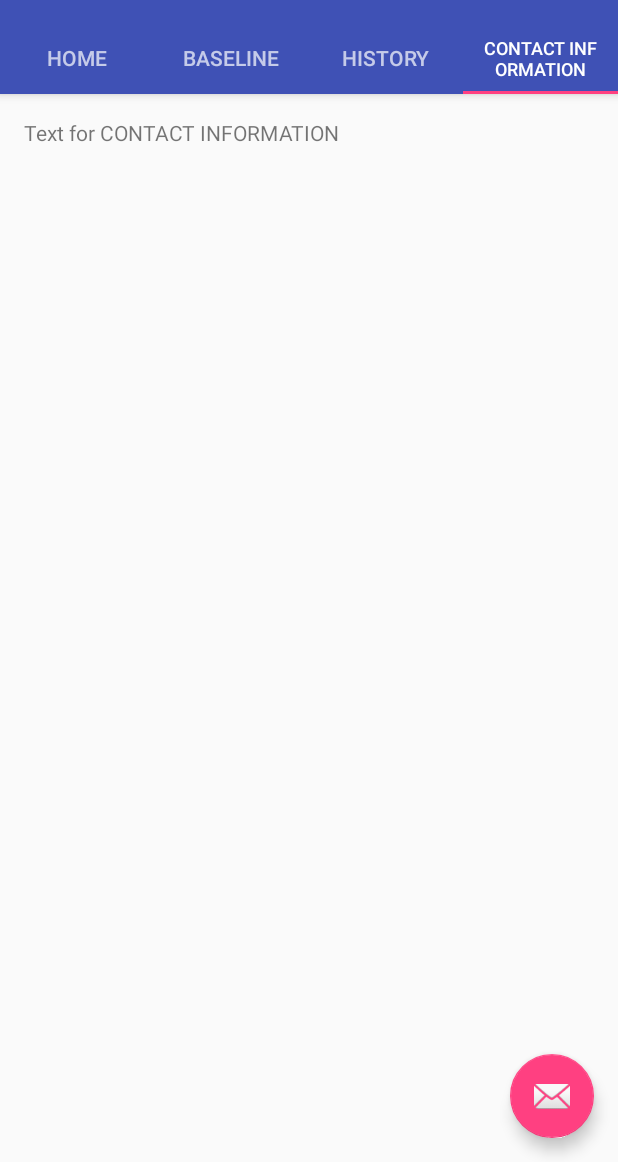
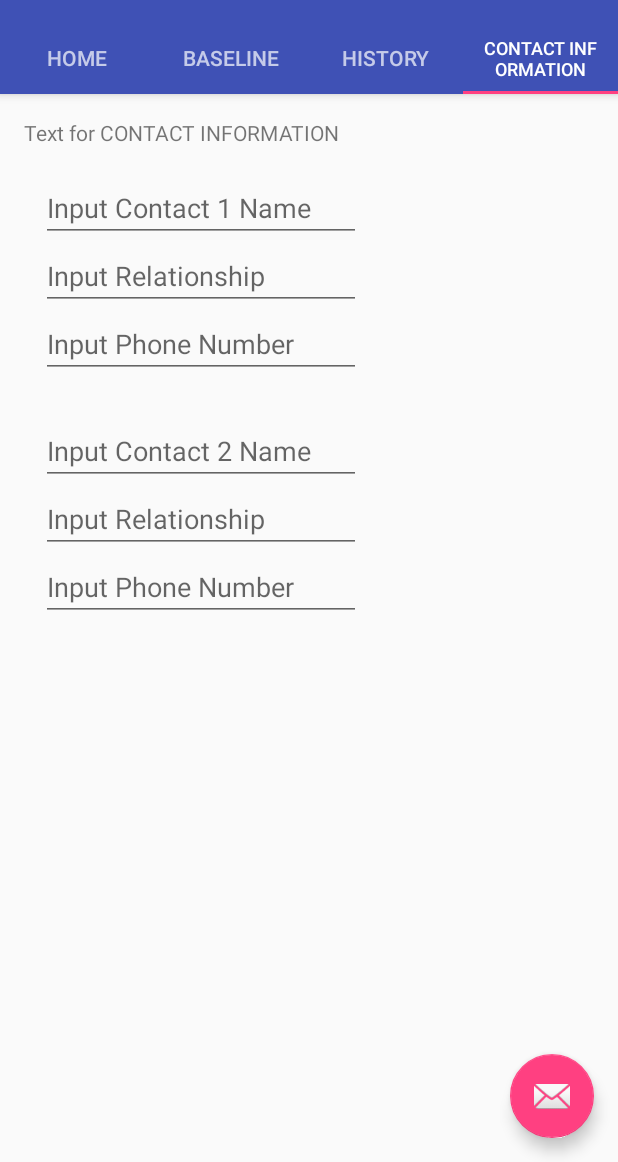
Before and after one commit to liyy3/capstone, an Android app: the screen it shows after launch (MainActivity), tab 4 chosen, on a phone screen of 412 x 824 dp, the part 74-1236 px from its top. Run offline under Robolectric (Android 15) with nearby library versions, the phone set to English and light mode, and no system bars.

Commit message:
Added Contact input for user on Contact Info tab and text change on Home tab (Jan 09, 2017)

```diff
--- a/app/src/main/res/layout/tab1contents.xml
+++ b/app/src/main/res/layout/tab1contents.xml
@@ -9,10 +9,10 @@
     tools:context="a40i6_capstone.tabs.MainActivity$PlaceholderFragment">
 
     <TextView
-        android:id="@+id/section_label"
+        android:id="@+id/Home_text"
         android:layout_width="wrap_content"
         android:layout_height="wrap_content"
-        android:text="Text for HOME Test for new branch created Grace"/>
+        android:text="Text for HOME"/>
 
     <Button
         android:text="Start"
--- a/app/src/main/res/layout/tab2contents.xml
+++ b/app/src/main/res/layout/tab2contents.xml
@@ -12,6 +12,6 @@
         android:id="@+id/section_label"
         android:layout_width="wrap_content"
         android:layout_height="wrap_content"
-        android:text="Text for HISTORY"/>
+        android:text="Text for BASELINE"/>
 
 </RelativeLayout>
--- a/app/src/main/res/layout/tab3contents.xml
+++ b/app/src/main/res/layout/tab3contents.xml
@@ -12,6 +12,6 @@
         android:id="@+id/section_label"
         android:layout_width="wrap_content"
         android:layout_height="wrap_content"
-        android:text="Text for BASELINE"/>
+        android:text="Text for HISTORY"/>
 
 </RelativeLayout>
--- a/app/src/main/res/layout/tab4contents.xml
+++ b/app/src/main/res/layout/tab4contents.xml
@@ -1,7 +1,12 @@
-<RelativeLayout xmlns:android="http://schemas.android.com/apk/res/android"
+<ScrollView
+    xmlns:android="http://schemas.android.com/apk/res/android"
+    android:layout_width="fill_parent"
+    android:layout_height="fill_parent"
+    android:fillViewport="true">
+    <RelativeLayout
         xmlns:tools="http://schemas.android.com/tools"
         android:layout_width="match_parent"
-    android:layout_height="match_parent"
+        android:layout_height="wrap_content"
         android:paddingBottom="@dimen/activity_vertical_margin"
         android:paddingLeft="@dimen/activity_horizontal_margin"
         android:paddingRight="@dimen/activity_horizontal_margin"
@@ -14,4 +19,89 @@
             android:layout_height="wrap_content"
             android:text="Text for CONTACT INFORMATION"/>
 
+        <EditText
+            android:layout_width="wrap_content"
+            android:layout_height="wrap_content"
+            android:inputType="textCapSentences"
+            android:text=""
+            android:hint="Input Contact 1 Name "
+            android:ems="10"
+            android:layout_marginLeft="11dp"
+            android:layout_marginStart="11dp"
+            android:layout_marginTop="18dp"
+            android:layout_weight="1"
+            android:id="@+id/Name1"
+            android:imeOptions="actionNext"
+            android:layout_below="@+id/section_label"
+            android:layout_alignParentLeft="true"
+            android:layout_alignParentStart="true" />
+
+
+        <EditText
+            android:layout_width="wrap_content"
+            android:layout_height="wrap_content"
+            android:inputType="textCapSentences"
+            android:text=""
+            android:hint="Input Relationship"
+            android:ems="10"
+            android:layout_weight="1"
+            android:id="@+id/Relationship1"
+            android:imeOptions="actionNext"
+            android:layout_below="@+id/Name1"
+            android:layout_alignLeft="@+id/Name1"
+            android:layout_alignStart="@+id/Name1" />
+
+        <EditText
+            android:layout_width="wrap_content"
+            android:layout_height="wrap_content"
+            android:inputType="phone"
+            android:hint="Input Phone Number"
+            android:ems="10"
+            android:layout_weight="1"
+            android:id="@+id/Number1"
+            android:layout_below="@+id/Relationship1"
+            android:layout_alignLeft="@+id/Relationship1"
+            android:layout_alignStart="@+id/Relationship1" />
+
+        <EditText
+            android:layout_width="wrap_content"
+            android:layout_height="wrap_content"
+            android:inputType="textCapSentences"
+            android:text=""
+            android:hint="Input Contact 2 Name"
+            android:ems="10"
+            android:id="@+id/Name2"
+            android:imeOptions="actionNext"
+            android:layout_below="@+id/Number1"
+            android:layout_alignLeft="@+id/Number1"
+            android:layout_alignStart="@+id/Number1"
+            android:layout_marginTop="26dp" />
+
+        <EditText
+            android:layout_width="wrap_content"
+            android:layout_height="wrap_content"
+            android:inputType="textPersonName"
+            android:text=""
+            android:hint="Input Relationship"
+            android:ems="10"
+            android:id="@+id/Relationship2"
+            android:imeOptions="actionNext"
+            android:layout_below="@+id/Name2"
+            android:layout_alignLeft="@+id/Name2"
+            android:layout_alignStart="@+id/Name2" />
+
+        <EditText
+            android:layout_width="wrap_content"
+            android:layout_height="wrap_content"
+            android:inputType="phone"
+            android:hint="Input Phone Number"
+            android:ems="10"
+            android:id="@+id/Number2"
+            android:layout_below="@+id/Relationship2"
+            android:layout_alignLeft="@+id/Relationship2"
+            android:layout_alignStart="@+id/Relationship2" />
+
+
     </RelativeLayout>
+
+</ScrollView>
```
Lines whose indentation alone changed are shown as unchanged.
